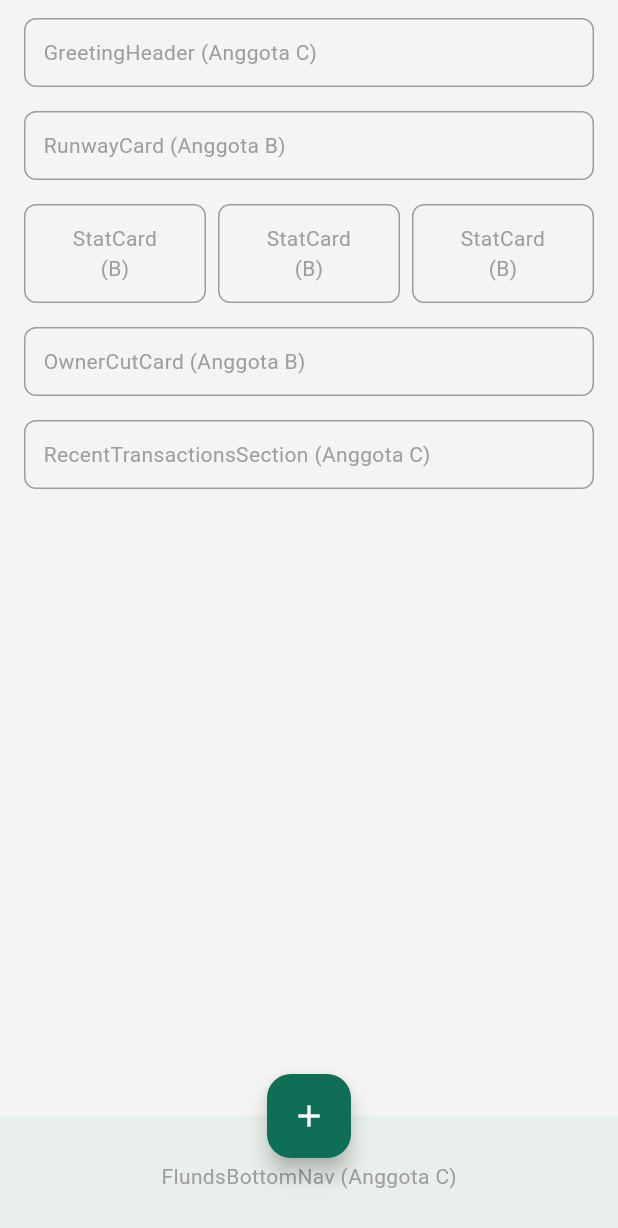
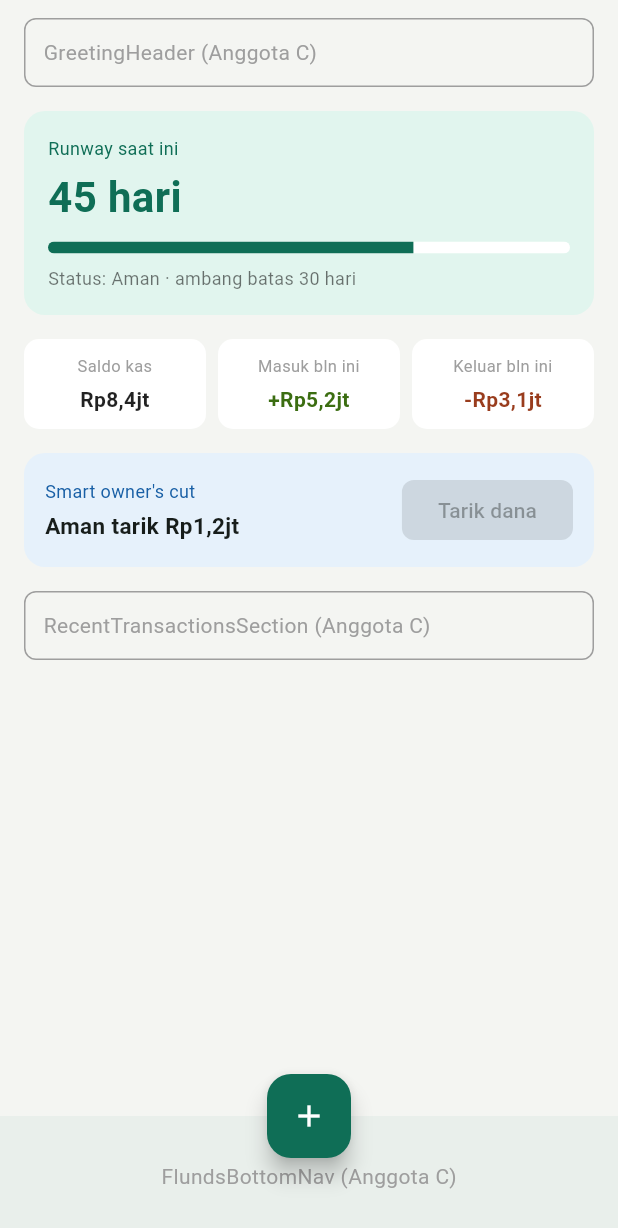
Before and after one commit to Abidalfakhri/flunds, a Flutter app: the screen it shows after launch, on a phone screen of 412 x 824 dp. Shown: the top 1228 px of the screen. Run offline on Flutter 3.47's test engine with Material 3 defaults, Android fonts, the phone set to English and light mode, and no system bars.

Commit message:
feat(widgets)

```diff
--- a/lib/widgets/cash_summary_row.dart
+++ b/lib/widgets/cash_summary_row.dart
@@ -1,4 +1,5 @@
 import 'package:flutter/material.dart';
+import '../theme/app_theme.dart';
 import 'stat_card.dart';
 
 class CashSummaryRow extends StatelessWidget {
@@ -16,12 +17,24 @@ class CashSummaryRow extends StatelessWidget {
   @override
   Widget build(BuildContext context) {
     return Row(
-      children: const [
-        Expanded(child: StatCard(label: 'Saldo', value: '-')),
-        SizedBox(width: 8),
-        Expanded(child: StatCard(label: 'Masuk', value: '-')),
-        SizedBox(width: 8),
-        Expanded(child: StatCard(label: 'Keluar', value: '-')),
+      children: [
+        Expanded(child: StatCard(label: 'Saldo kas', value: balance)),
+        const SizedBox(width: 8),
+        Expanded(
+          child: StatCard(
+            label: 'Masuk bln ini',
+            value: inflow,
+            valueColor: FlundsColors.income,
+          ),
+        ),
+        const SizedBox(width: 8),
+        Expanded(
+          child: StatCard(
+            label: 'Keluar bln ini',
+            value: outflow,
+            valueColor: FlundsColors.expense,
+          ),
+        ),
       ],
     );
   }
--- a/lib/widgets/owner_cut_card.dart
+++ b/lib/widgets/owner_cut_card.dart
@@ -1,4 +1,5 @@
 import 'package:flutter/material.dart';
+import '../theme/app_theme.dart';
 
 class OwnerCutCard extends StatelessWidget {
   final String safeAmount;
@@ -8,13 +9,40 @@ class OwnerCutCard extends StatelessWidget {
   Widget build(BuildContext context) {
     return Container(
       width: double.infinity,
-      padding: const EdgeInsets.all(12),
+      padding: const EdgeInsets.all(14),
       decoration: BoxDecoration(
-        border: Border.all(color: Colors.grey),
-        borderRadius: BorderRadius.circular(8),
+        color: FlundsColors.ownerCutBg,
+        borderRadius: BorderRadius.circular(14),
       ),
-      child: const Text("OwnerCutCard (Anggota B)",
-          style: TextStyle(color: Colors.grey)),
+      child: Row(
+        mainAxisAlignment: MainAxisAlignment.spaceBetween,
+        children: [
+          Expanded(
+            child: Column(
+              crossAxisAlignment: CrossAxisAlignment.start,
+              children: [
+                const Text("Smart owner's cut",
+                    style: TextStyle(
+                        fontSize: 12, color: FlundsColors.ownerCutText)),
+                const SizedBox(height: 4),
+                Text('Aman tarik $safeAmount',
+                    style: const TextStyle(
+                        fontSize: 15, fontWeight: FontWeight.w600)),
+              ],
+            ),
+          ),
+          ElevatedButton(
+            onPressed: null,
+            style: ElevatedButton.styleFrom(
+              backgroundColor: FlundsColors.primary,
+              foregroundColor: Colors.white,
+              shape: RoundedRectangleBorder(
+                  borderRadius: BorderRadius.circular(8)),
+            ),
+            child: const Text('Tarik dana'),
+          ),
+        ],
+      ),
     );
   }
 }
--- a/lib/widgets/runway_card.dart
+++ b/lib/widgets/runway_card.dart
@@ -1,4 +1,5 @@
 import 'package:flutter/material.dart';
+import '../theme/app_theme.dart';
 
 class RunwayCard extends StatelessWidget {
   final int runwayDays;
@@ -16,24 +17,40 @@ class RunwayCard extends StatelessWidget {
 
   @override
   Widget build(BuildContext context) {
-    return _PlaceholderBox(label: 'RunwayCard (Anggota B)');
-  }
-}
-
-class _PlaceholderBox extends StatelessWidget {
-  final String label;
-  const _PlaceholderBox({required this.label});
-
-  @override
-  Widget build(BuildContext context) {
     return Container(
       width: double.infinity,
-      padding: const EdgeInsets.all(12),
+      padding: const EdgeInsets.all(16),
       decoration: BoxDecoration(
-        border: Border.all(color: Colors.grey),
-        borderRadius: BorderRadius.circular(8),
+        color: FlundsColors.runwayBg,
+        borderRadius: BorderRadius.circular(14),
       ),
-      child: Text(label, style: const TextStyle(color: Colors.grey)),
+      child: Column(
+        crossAxisAlignment: CrossAxisAlignment.start,
+        children: [
+          const Text('Runway saat ini',
+              style: TextStyle(fontSize: 12, color: FlundsColors.primary)),
+          const SizedBox(height: 4),
+          Text('$runwayDays hari',
+              style: const TextStyle(
+                  fontSize: 28,
+                  fontWeight: FontWeight.w600,
+                  color: FlundsColors.primary)),
+          const SizedBox(height: 10),
+          ClipRRect(
+            borderRadius: BorderRadius.circular(4),
+            child: LinearProgressIndicator(
+              value: progress,
+              minHeight: 8,
+              backgroundColor: Colors.white,
+              valueColor:
+              const AlwaysStoppedAnimation<Color>(FlundsColors.primary),
+            ),
+          ),
+          const SizedBox(height: 8),
+          Text('Status: $statusLabel · ambang batas $thresholdDays hari',
+              style: const TextStyle(fontSize: 12, color: Colors.black54)),
+        ],
+      ),
     );
   }
 }
--- a/lib/widgets/stat_card.dart
+++ b/lib/widgets/stat_card.dart
@@ -15,13 +15,25 @@ class StatCard extends StatelessWidget {
   @override
   Widget build(BuildContext context) {
     return Container(
-      padding: const EdgeInsets.all(12),
+      padding: const EdgeInsets.symmetric(vertical: 10, horizontal: 8),
       decoration: BoxDecoration(
-        border: Border.all(color: Colors.grey),
-        borderRadius: BorderRadius.circular(8),
+        color: Colors.white,
+        borderRadius: BorderRadius.circular(10),
       ),
-      child: const Text('StatCard\n(B)',
-          textAlign: TextAlign.center, style: TextStyle(color: Colors.grey)),
+      child: Column(
+        children: [
+          Text(label,
+              textAlign: TextAlign.center,
+              style: const TextStyle(fontSize: 11, color: Colors.grey)),
+          const SizedBox(height: 4),
+          Text(value,
+              textAlign: TextAlign.center,
+              style: TextStyle(
+                  fontSize: 14,
+                  fontWeight: FontWeight.w600,
+                  color: valueColor ?? Colors.black87)),
+        ],
+      ),
     );
   }
 }
```
